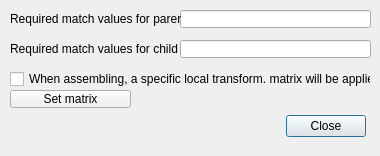
The window that ui/qdlgassembly.ui (CoppeliaRobotics/coppeliaSimLib) describes before a commit, drawn with Qt 5.
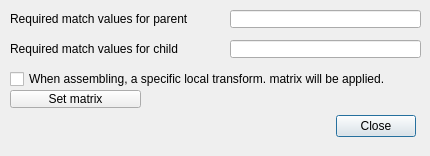
The same window after the commit.

The edit to the form file:
```diff
--- a/ui/qdlgassembly.ui
+++ b/ui/qdlgassembly.ui
@@ -6,7 +6,7 @@
    <rect>
     <x>0</x>
     <y>0</y>
-    <width>380</width>
+    <width>430</width>
     <height>156</height>
    </rect>
   </property>
@@ -21,7 +21,7 @@
     <rect>
      <x>10</x>
      <y>90</y>
-     <width>121</width>
+     <width>131</width>
      <height>18</height>
     </rect>
    </property>
@@ -37,7 +37,7 @@
     <rect>
      <x>15</x>
      <y>110</y>
-     <width>351</width>
+     <width>401</width>
      <height>32</height>
     </rect>
    </property>
@@ -48,7 +48,7 @@
   <widget class="QLineEdit" name="qqChildMatchValue">
    <property name="geometry">
     <rect>
-     <x>180</x>
+     <x>230</x>
      <y>10</y>
      <width>191</width>
      <height>18</height>
@@ -60,7 +60,7 @@
     <rect>
      <x>10</x>
      <y>10</y>
-     <width>171</width>
+     <width>211</width>
      <height>18</height>
     </rect>
    </property>
@@ -71,7 +71,7 @@
   <widget class="QLineEdit" name="qqParentMatchValue">
    <property name="geometry">
     <rect>
-     <x>180</x>
+     <x>230</x>
      <y>40</y>
      <width>191</width>
      <height>18</height>
@@ -83,7 +83,7 @@
     <rect>
      <x>10</x>
      <y>40</y>
-     <width>171</width>
+     <width>211</width>
      <height>18</height>
     </rect>
    </property>
@@ -96,7 +96,7 @@
     <rect>
      <x>10</x>
      <y>70</y>
-     <width>361</width>
+     <width>411</width>
      <height>18</height>
     </rect>
    </property>
```
